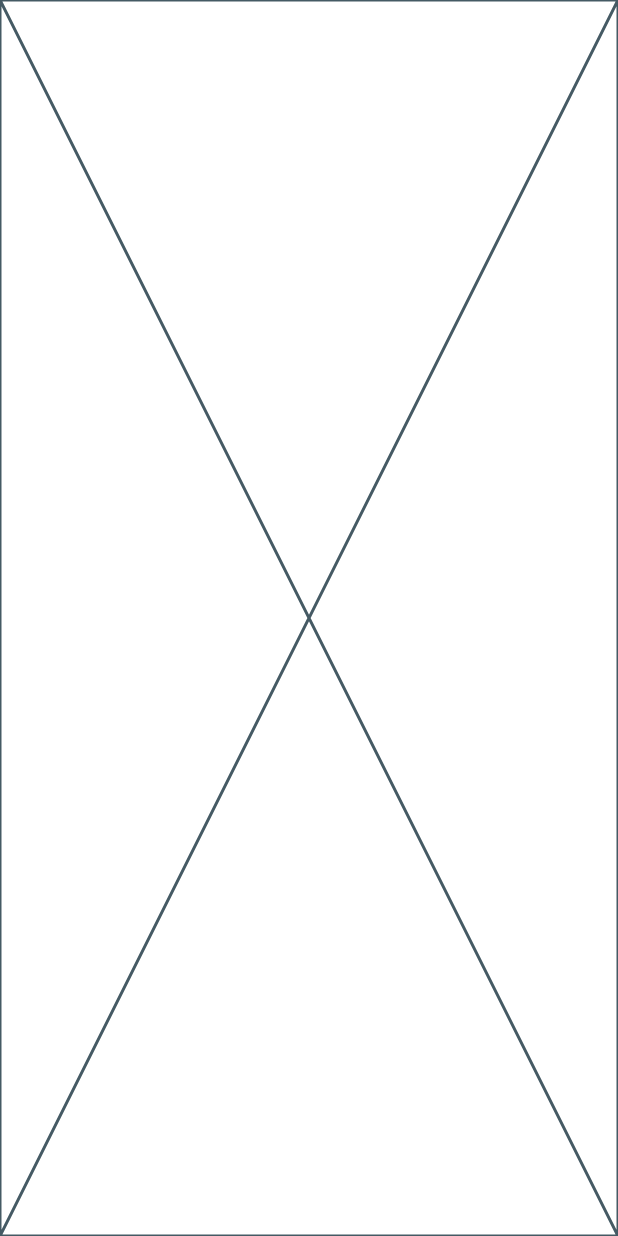
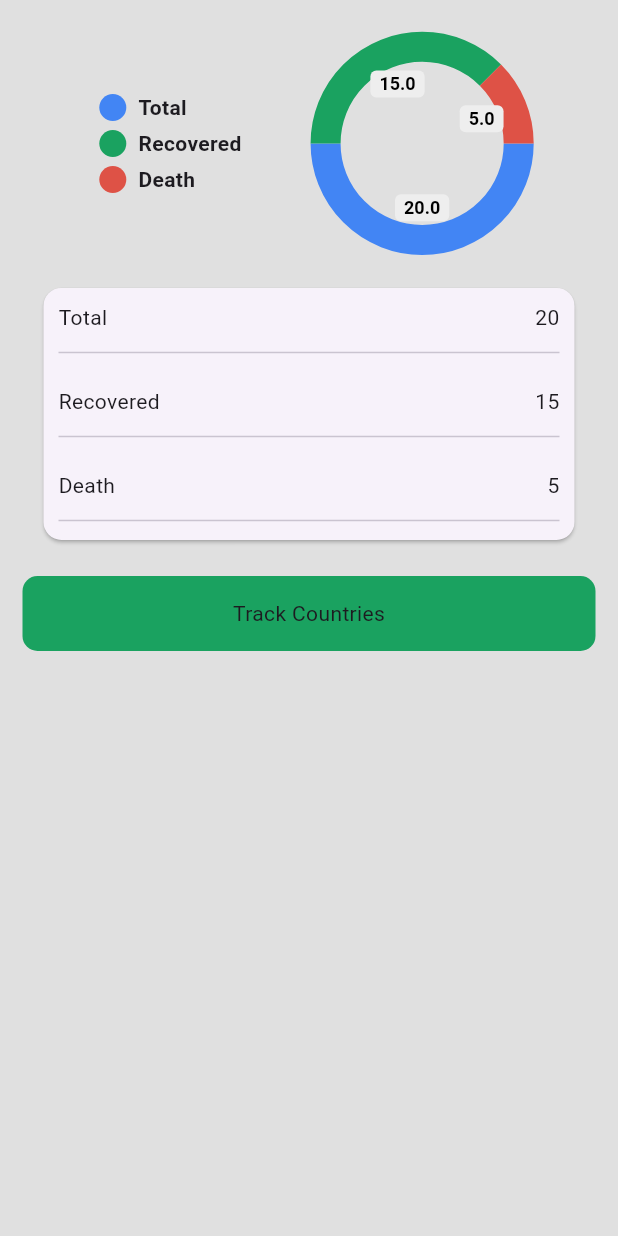
Before and after one commit to mianzainjhandir/covid19_tracker_app, a Flutter app: the screen it shows after launch, on a phone screen of 412 x 824 dp. Run offline on Flutter 3.47's test engine with Material 3 defaults, Android fonts, the phone set to English and light mode, and no system bars; drawn by our look-alikes of pie_chart; our stand-ins replace get.

Commit message:
Now I created World States Screen and show dummy data and the next step is to show data through apis.

```diff
--- a/lib/views/splash_screen.dart
+++ b/lib/views/splash_screen.dart
@@ -33,7 +33,7 @@ class _SplashScreenState extends State<SplashScreen> with TickerProviderStateMix
     super.initState();
 
     Timer(
-      const Duration(seconds: 5),
+      const Duration(seconds: 3),
           () => Navigator.push(
         context,
         MaterialPageRoute(
--- a/lib/views/world_states.dart
+++ b/lib/views/world_states.dart
@@ -1,4 +1,5 @@
 import 'package:flutter/material.dart';
+import 'package:pie_chart/pie_chart.dart';
 
 class WorldStatesScreen extends StatefulWidget {
   const WorldStatesScreen({super.key});
@@ -7,9 +8,100 @@ class WorldStatesScreen extends StatefulWidget {
   State<WorldStatesScreen> createState() => _WorldStatesScreenState();
 }
 
-class _WorldStatesScreenState extends State<WorldStatesScreen> {
+class _WorldStatesScreenState extends State<WorldStatesScreen> with TickerProviderStateMixin{
+
+  late final AnimationController _controller = AnimationController(
+      duration: const Duration(seconds: 3),
+      vsync: this
+  )..repeat();
+
+  void dispose(){
+
+    super.dispose();
+    _controller.dispose();
+
+  }
+
+  final colorList = <Color>[
+    const Color(0xff4285F4),
+    const Color(0xff1aa260),
+    const Color(0xffde5246)
+  ];
+
+
   @override
   Widget build(BuildContext context) {
-    return const Placeholder();
+    return Scaffold(
+      backgroundColor: Colors.black12,
+      body: SafeArea(child: Padding(
+        padding: const EdgeInsets.all(15.0),
+        child: Column(
+          children: [
+            SizedBox(height: MediaQuery.of(context).size.height * .01,),
+            PieChart(
+              dataMap: const{
+                "Total": 20,
+                "Recovered": 15,
+                "Death": 5,
+              },
+              animationDuration: const Duration(milliseconds: 1200),
+              chartRadius: MediaQuery.of(context).size.width / 3.2,
+              legendOptions: const LegendOptions(
+                legendPosition: LegendPosition.left,
+              ),
+              chartType: ChartType.ring,
+              colorList: colorList,
+
+            ),
+            Padding(
+              padding: const EdgeInsets.symmetric(vertical: 20, horizontal: 10 ),
+              child: Card(
+                child: Column(
+                  children: [
+                    ReuseableRow(title: "Total", value: "20"),
+                    ReuseableRow(title: "Recovered", value: "15"),
+                    ReuseableRow(title: "Death", value: "5"),
+                  ],
+                ),
+              ),
+            ),
+            Container(
+              height: 50,
+              decoration: BoxDecoration(
+                color: Color(0xff1aa260),
+                borderRadius: BorderRadius.circular(10),
+              ),
+              child: const Center(
+                child: Text("Track Countries"),
+              ),
+            )
+          ],
+        ),
+      )),
+    );
   }
 }
+class ReuseableRow extends StatelessWidget {
+  String title, value;
+  ReuseableRow({super.key, required this.title, required this.value});
+
+  @override
+  Widget build(BuildContext context) {
+    return Padding(
+      padding: const EdgeInsets.only(top: 10,bottom: 5,left: 10, right: 10),
+      child: Column(
+        children: [
+          Row(
+            mainAxisAlignment: MainAxisAlignment.spaceBetween,
+            children: [
+              Text(title),
+              Text(value),
+            ],
+          ),
+          SizedBox(height: 5,),
+          Divider(),
+        ],
+      ),
+    );
+  }
+}
```
